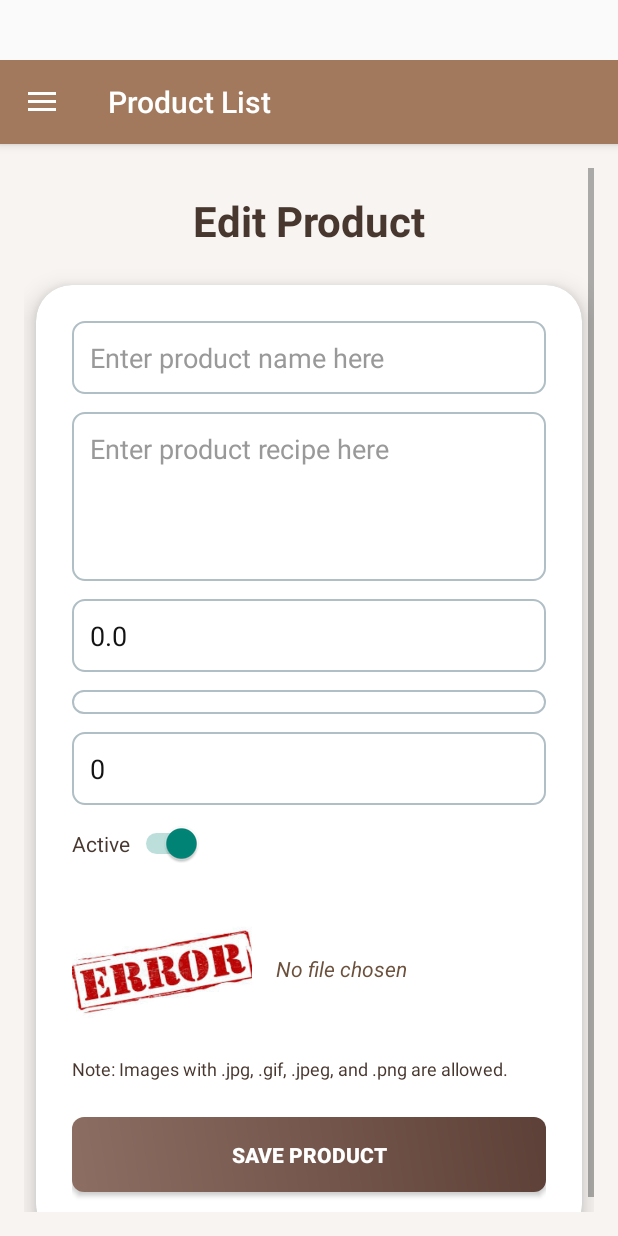
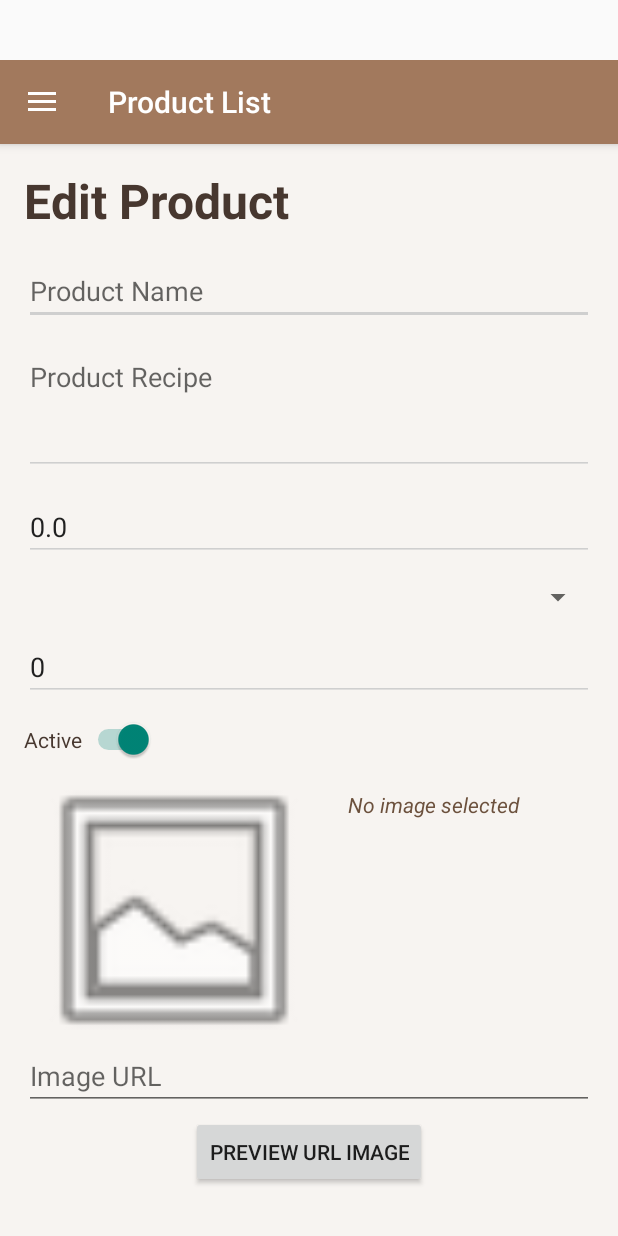
Before and after one commit to mthutt2k3/CoffeeShopApp, an Android app: the EditProductActivity screen opened directly, with no data from a screen before it, on a phone screen of 412 x 824 dp. Run offline under Robolectric (Android 15) with nearby library versions, the phone set to English and light mode, and no system bars; our stand-ins replace Picasso, Room's generated code; pictures from the network do not load; 2 statements that could not run were skipped.

Commit message:
sua chuc nang add thanh anh bang url

```diff
--- a/app/src/main/res/layout/activity_edit_product.xml
+++ b/app/src/main/res/layout/activity_edit_product.xml
@@ -1,110 +1,91 @@
 <?xml version="1.0" encoding="utf-8"?>
-<ScrollView
+<androidx.constraintlayout.widget.ConstraintLayout
     xmlns:android="http://schemas.android.com/apk/res/android"
     xmlns:app="http://schemas.android.com/apk/res-auto"
     xmlns:tools="http://schemas.android.com/tools"
+    android:id="@+id/main"
     android:layout_width="match_parent"
     android:layout_height="match_parent"
     android:background="#f7f4f1"
     android:padding="16dp"
     tools:context=".activity.EditProductActivity">
 
-    <LinearLayout
-        android:layout_width="match_parent"
-        android:layout_height="wrap_content"
-        android:orientation="vertical"
-        android:gravity="center_horizontal">
-
-        <!-- Tiêu đề -->
+    <!-- Title -->
     <TextView
         android:id="@+id/productTitle"
         android:layout_width="wrap_content"
         android:layout_height="wrap_content"
-            android:text="@string/header_edit_product_view_product"
-            android:textSize="28sp"
+        android:text="Edit Product"
+        android:textSize="32sp"
+        android:textColor="#47372f"
         android:textStyle="bold"
-            android:textColor="#47372f"
-            android:layout_marginTop="16dp"
-            android:layout_marginBottom="16dp" />
-
-        <!-- CardView chứa nội dung -->
-        <androidx.cardview.widget.CardView
-            android:layout_width="match_parent"
-            android:layout_height="wrap_content"
-            android:layout_margin="8dp"
-            app:cardCornerRadius="24dp"
-            app:cardElevation="10dp"
-            android:backgroundTint="@android:color/white">
-
-            <LinearLayout
-                android:layout_width="match_parent"
-                android:layout_height="wrap_content"
-                android:orientation="vertical"
-                android:padding="24dp">
+        app:layout_constraintStart_toStartOf="parent"
+        app:layout_constraintTop_toTopOf="parent" />
 
     <!-- Product Name -->
     <EditText
         android:id="@+id/edtProductName"
-                    android:layout_width="match_parent"
+        android:layout_width="0dp"
         android:layout_height="wrap_content"
-                    android:hint="@string/product_name_add_product"
-                    android:maxLength="100"
-                    android:padding="12dp"
+        android:layout_marginTop="16dp"
+        android:hint="Product Name"
+        android:backgroundTint="#cfcfcf"
         android:textColor="#131313"
-                    android:textColorHint="#999999"
-                    android:background="@drawable/edittext_border"
-                    android:inputType="text" />
+        android:inputType="text"
+        app:layout_constraintTop_toBottomOf="@id/productTitle"
+        app:layout_constraintStart_toStartOf="parent"
+        app:layout_constraintEnd_toEndOf="parent" />
 
     <!-- Product Recipe -->
     <EditText
         android:id="@+id/edtProductRecipe"
-                    android:layout_width="match_parent"
+        android:layout_width="0dp"
         android:layout_height="wrap_content"
         android:layout_marginTop="12dp"
-                    android:hint="@string/product_recipe_add_product"
-                    android:minLines="4"
-                    android:maxLines="6"
+        android:hint="Product Recipe"
+        android:backgroundTint="#cfcfcf"
         android:gravity="top|start"
-                    android:padding="12dp"
-                    android:textColor="#131313"
-                    android:textColorHint="#999999"
-                    android:background="@drawable/edittext_border"
-                    android:inputType="textMultiLine" />
+        android:inputType="textMultiLine"
+        android:minLines="3"
+        app:layout_constraintTop_toBottomOf="@id/edtProductName"
+        app:layout_constraintStart_toStartOf="parent"
+        app:layout_constraintEnd_toEndOf="parent" />
 
     <!-- Product Price -->
     <EditText
         android:id="@+id/edtProductPrice"
-                    android:layout_width="match_parent"
+        android:layout_width="0dp"
         android:layout_height="wrap_content"
         android:layout_marginTop="12dp"
-                    android:hint="@string/product_price_add_product"
+        android:hint="Product Price"
         android:inputType="numberDecimal"
-                    android:padding="12dp"
-                    android:textColor="#131313"
-                    android:textColorHint="#999999"
-                    android:background="@drawable/edittext_border" />
+        android:backgroundTint="#cfcfcf"
+        app:layout_constraintTop_toBottomOf="@id/edtProductRecipe"
+        app:layout_constraintStart_toStartOf="parent"
+        app:layout_constraintEnd_toEndOf="parent" />
 
-                <!-- Category -->
+    <!-- Category Spinner -->
     <Spinner
         android:id="@+id/spCategory"
-                    android:layout_width="match_parent"
+        android:layout_width="0dp"
         android:layout_height="wrap_content"
         android:layout_marginTop="12dp"
-                    android:background="@drawable/edittext_border"
-                    android:padding="8dp" />
+        app:layout_constraintTop_toBottomOf="@id/edtProductPrice"
+        app:layout_constraintStart_toStartOf="parent"
+        app:layout_constraintEnd_toEndOf="parent" />
 
     <!-- Stock Quantity -->
     <EditText
         android:id="@+id/edtStockQuantity"
-                    android:layout_width="match_parent"
+        android:layout_width="0dp"
         android:layout_height="wrap_content"
         android:layout_marginTop="12dp"
-                    android:hint="@string/product_stock_add_product"
+        android:hint="Stock Quantity"
         android:inputType="number"
-                    android:padding="12dp"
-                    android:textColor="#131313"
-                    android:textColorHint="#999999"
-                    android:background="@drawable/edittext_border" />
+        android:backgroundTint="#cfcfcf"
+        app:layout_constraintTop_toBottomOf="@id/spCategory"
+        app:layout_constraintStart_toStartOf="parent"
+        app:layout_constraintEnd_toEndOf="parent" />
 
     <!-- Active Switch -->
     <Switch
@@ -112,61 +93,74 @@
         android:layout_width="wrap_content"
         android:layout_height="wrap_content"
         android:layout_marginTop="12dp"
-                    android:text="@string/product_active_status"
-                    android:textColor="#47372f" />
+        android:text="Active"
+        android:textColor="#47372f"
+        app:layout_constraintTop_toBottomOf="@id/edtStockQuantity"
+        app:layout_constraintStart_toStartOf="parent" />
 
-                <!-- Ảnh & tên file -->
-                <LinearLayout
-                    android:layout_width="match_parent"
-                    android:layout_height="wrap_content"
-                    android:layout_marginTop="20dp"
-                    android:orientation="horizontal">
-
+    <!-- Image Preview -->
     <ImageView
         android:id="@+id/ivProductImage"
-                        android:layout_width="120dp"
-                        android:layout_height="100dp"
-                        android:contentDescription="@string/image_picker_description"
+        android:layout_width="200dp"
+        android:layout_height="160dp"
+        android:layout_marginTop="20dp"
+        android:contentDescription="Product Image"
         android:onClick="openFileChooserEdit"
         android:scaleType="centerCrop"
-                        android:src="@android:drawable/ic_menu_gallery" />
+        android:src="@android:drawable/ic_menu_gallery"
+        app:layout_constraintTop_toBottomOf="@id/swActive"
+        app:layout_constraintStart_toStartOf="parent" />
 
+    <!-- File Name -->
     <TextView
         android:id="@+id/txtFileName"
         android:layout_width="0dp"
         android:layout_height="wrap_content"
         android:layout_marginStart="16dp"
-                        android:layout_weight="1"
-                        android:text="@string/product_file_chosen_add_product"
+        android:text="No image selected"
         android:textColor="#6c513d"
         android:textSize="14sp"
         android:textStyle="italic"
-                        android:layout_gravity="center_vertical" />
-                </LinearLayout>
+        app:layout_constraintTop_toTopOf="@+id/ivProductImage"
+        app:layout_constraintStart_toEndOf="@id/ivProductImage"
+        app:layout_constraintEnd_toEndOf="parent" />
 
-                <!-- Ghi chú ảnh -->
-                <TextView
-                    android:id="@+id/txtFileInfo"
-                    android:layout_width="match_parent"
+    <!-- Image URL input -->
+    <EditText
+        android:id="@+id/edtImageUrl"
+        android:layout_width="0dp"
         android:layout_height="wrap_content"
+        android:hint="Image URL"
         android:layout_marginTop="8dp"
-                    android:text="@string/product_note_image_add_product"
-                    android:textColor="#47372f"
-                    android:textSize="12sp" />
+        android:inputType="textUri"
+        app:layout_constraintTop_toBottomOf="@id/ivProductImage"
+        app:layout_constraintStart_toStartOf="parent"
+        app:layout_constraintEnd_toEndOf="parent" />
 
-                <!-- Nút lưu -->
+    <!-- Preview URL image button -->
+    <Button
+        android:id="@+id/btnPreviewUrlImage"
+        android:layout_width="wrap_content"
+        android:layout_height="wrap_content"
+        android:text="Preview URL Image"
+        android:layout_marginTop="4dp"
+        app:layout_constraintTop_toBottomOf="@id/edtImageUrl"
+        app:layout_constraintStart_toStartOf="parent"
+        app:layout_constraintEnd_toEndOf="parent" />
+
+    <!-- Save Button -->
     <Button
         android:id="@+id/btnSaveProduct"
-                    android:layout_width="match_parent"
-                    android:layout_height="50dp"
+        android:layout_width="0dp"
+        android:layout_height="48dp"
         android:layout_marginTop="24dp"
-                    android:layout_marginBottom="8dp"
-                    android:text="@string/save_product"
-                    android:textStyle="bold"
-                    android:textColor="@android:color/white"
-                    android:background="@drawable/button_background" />
+        android:layout_marginBottom="16dp"
+        android:text="Save Product"
+        android:backgroundTint="#a2795d"
+        android:textColor="#ffffff"
+        app:layout_constraintTop_toBottomOf="@id/btnPreviewUrlImage"
+        app:layout_constraintBottom_toBottomOf="parent"
+        app:layout_constraintStart_toStartOf="parent"
+        app:layout_constraintEnd_toEndOf="parent" />
 
-            </LinearLayout>
-        </androidx.cardview.widget.CardView>
-    </LinearLayout>
-</ScrollView>
+</androidx.constraintlayout.widget.ConstraintLayout>
```
Also changed, not shown: app/src/main/java/com/android/coffeeshop/activity/AddProductActivity.java (+54 -30 lines), app/src/main/java/com/android/coffeeshop/activity/EditProductActivity.java (+52 -42 lines), app/src/main/java/com/android/coffeeshop/adapter/ProductAdapter.java (+17 -5 lines), app/src/main/res/layout/activity_add_product.xml (+82 -82 lines). Lines whose indentation alone changed are shown as unchanged.
